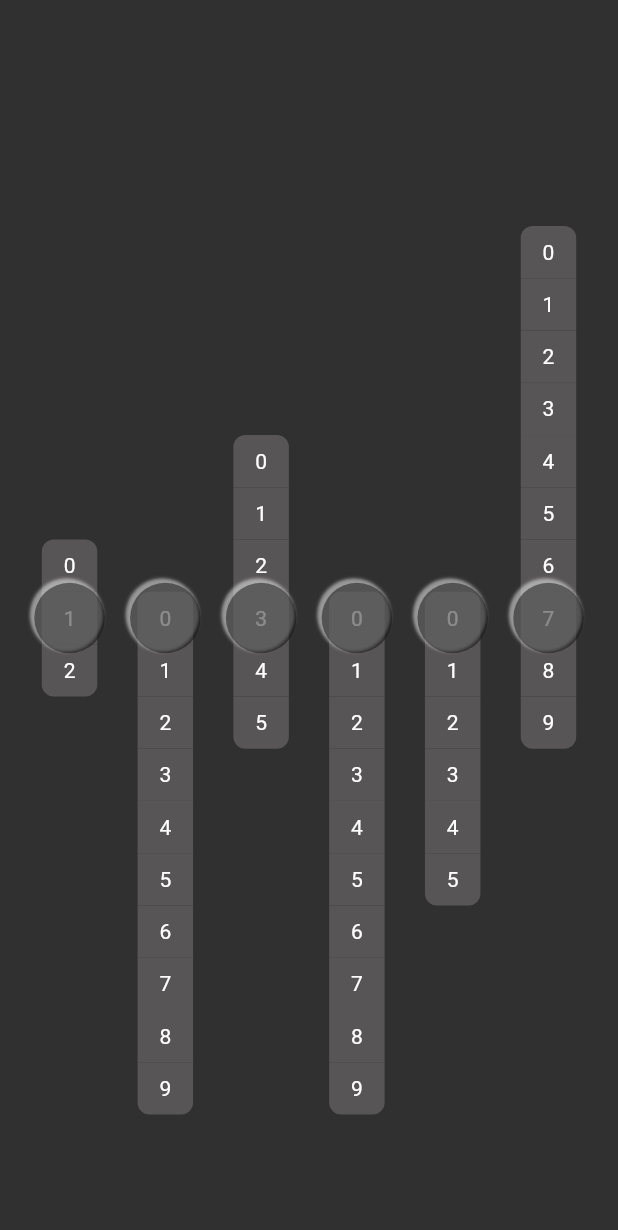
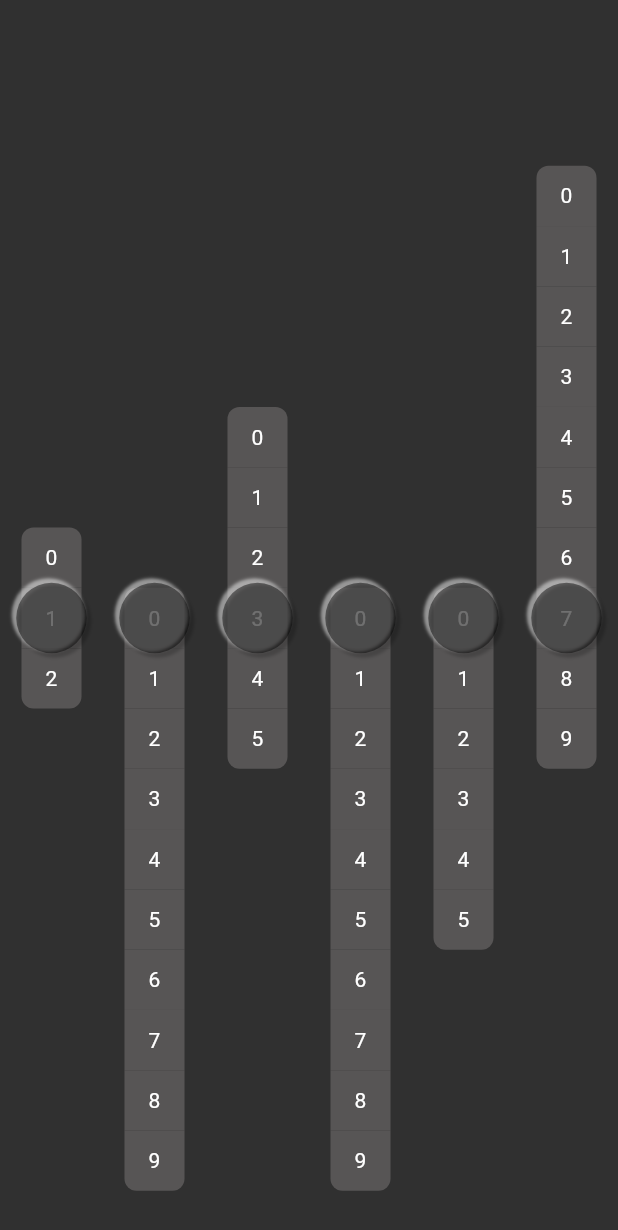
Before and after one commit to s7Thiago/clock_concept, a Flutter app: the screen it shows after launch, on a phone screen of 412 x 824 dp. Shown: the top 1230 px of the screen. Run offline on Flutter 3.47's test engine with Material 2 defaults, Android fonts, the phone set to English and light mode, and no system bars.

Commit message:
Algumas melhorias no layout e no código

```diff
--- a/lib/widgets/clock/animated_selector.dart
+++ b/lib/widgets/clock/animated_selector.dart
@@ -19,7 +19,6 @@ class AnimatedSelector extends StatefulWidget {
 class _AnimatedSelectorState extends State<AnimatedSelector> {
   @override
   Widget build(BuildContext context) {
-    double _height = 36.0 * widget.count;
     return Expanded(
       child: Stack(
         alignment: Alignment.center,
@@ -34,9 +33,9 @@ class _AnimatedSelectorState extends State<AnimatedSelector> {
                 mainAxisAlignment: MainAxisAlignment.center,
                 children: [
                   Container(
-                    width: 37,
-                    height: _height,
+                    width: 40,
                     alignment: Alignment.center,
+                    margin: const EdgeInsets.symmetric(vertical: 0),
                     decoration: BoxDecoration(
                         color: const Color.fromARGB(255, 87, 85, 85),
                         borderRadius: index == 0
@@ -50,7 +49,15 @@ class _AnimatedSelectorState extends State<AnimatedSelector> {
                                     bottomRight: Radius.circular(8),
                                   )
                                 : const BorderRadius.all(Radius.circular(0)),
-                    ),
+                        boxShadow: [
+                          // BoxShadow(
+                          //   color: Colors.white.withOpacity(.5),
+                          //   offset: const Offset(-2, -2),
+                          //   blurRadius: 1,
+                          //   spreadRadius: 1,
+                          //   blurStyle: BlurStyle.outer
+                          // )
+                        ]),
                     child: Text('$index'),
                   ),
                 ],
@@ -69,8 +76,14 @@ class _AnimatedSelectorState extends State<AnimatedSelector> {
                     color: Colors.white.withOpacity(.5),
                     offset: const Offset(-2, -2),
                     blurRadius: 1,
+                    spreadRadius: 1),
+                BoxShadow(
+                    color: Colors.black.withOpacity(.2),
+                    offset: const Offset(2, 2),
+                    blurRadius: 1,
                     spreadRadius: 1)
-                ]),
+              ],
+            ),
           )
         ],
       ),
--- a/lib/widgets/clock/clock.dart
+++ b/lib/widgets/clock/clock.dart
@@ -24,12 +24,14 @@ class _ClockState extends State<Clock> {
   void initState() {
     super.initState();
 
-    pageControllerDezenaHora = PageController(viewportFraction: 0.05);
-    pageControllerUnidadeHora = PageController(viewportFraction: 0.05);
-    pageControllerDezenaMinuto = PageController(viewportFraction: 0.05);
-    pageControllerUnidadeMinuto = PageController(viewportFraction: 0.05);
-    pageControllerDezenaSegundo = PageController(viewportFraction: 0.05);
-    pageControllerUnidadeSegundo = PageController(viewportFraction: 0.05);
+    const double viewportFraction = 0.05;
+
+    pageControllerDezenaHora = PageController(viewportFraction: viewportFraction);
+    pageControllerUnidadeHora = PageController(viewportFraction: viewportFraction);
+    pageControllerDezenaMinuto = PageController(viewportFraction: viewportFraction);
+    pageControllerUnidadeMinuto = PageController(viewportFraction: viewportFraction);
+    pageControllerDezenaSegundo = PageController(viewportFraction: viewportFraction);
+    pageControllerUnidadeSegundo = PageController(viewportFraction: viewportFraction);
 
     _timer = Timer.periodic(const Duration(milliseconds: 1000), (timer) {
       now = DateTime.now();
@@ -83,10 +85,9 @@ class _ClockState extends State<Clock> {
 
     return Container(
       color: Colors.transparent,
-      width: MediaQuery.of(context).size.width * .93,
-      height: MediaQuery.of(context).size.height * .87,
+      width: MediaQuery.of(context).size.width,
+      height: MediaQuery.of(context).size.height,
       child: Row(
-        mainAxisAlignment: MainAxisAlignment.spaceEvenly,
         children: [
           // Dezena Horas
           AnimatedSelector(
```
Lines whose indentation alone changed are shown as unchanged.
